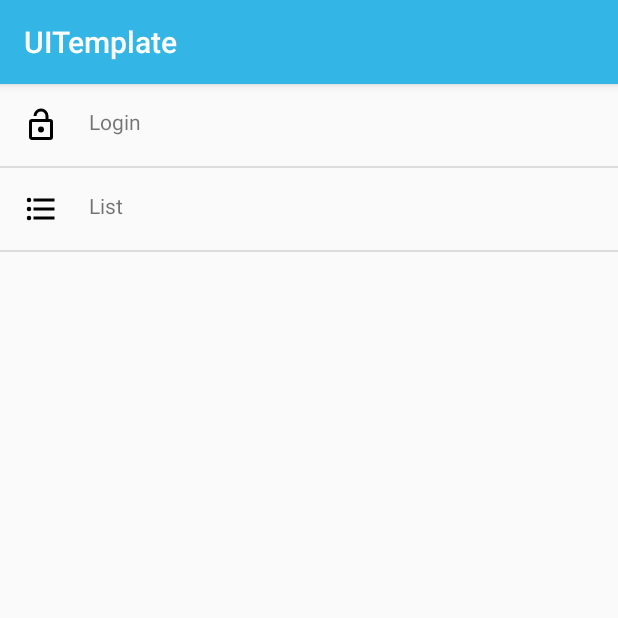
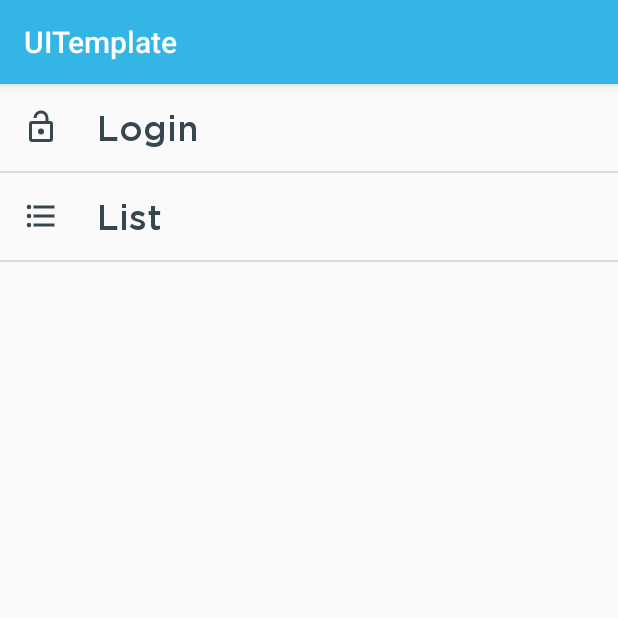
Before and after one commit to gameraroma/ui-template-android, an Android app: the screen it shows after launch (HomeActivity), on a phone screen of 412 x 824 dp, the top half of it. Run offline under Robolectric (Android 15) with nearby library versions, the light colour scheme and no system bars.

Commit message:
add font and edit style on list item

```diff
--- a/app/src/main/java/gameraromic/uitemplate/adapters/MenuListAdapter.kt
+++ b/app/src/main/java/gameraromic/uitemplate/adapters/MenuListAdapter.kt
@@ -2,6 +2,7 @@ package gameraromic.uitemplate.adapters
 
 import android.annotation.SuppressLint
 import android.content.Context
+import android.support.v4.content.ContextCompat
 import android.view.View
 import android.view.ViewGroup
 import android.widget.BaseAdapter
@@ -19,7 +20,7 @@ class MenuListAdapter(private val context: Context, private val itemViewResource
 
     override fun getCount(): Int = menuItemArray.count()
 
-    @SuppressLint("ViewHolder")
+    @SuppressLint("ViewHolder", "PrivateResource")
     override fun getView(position: Int, convertView: View?, parent: ViewGroup?): View {
         val inflater = context.getSystemService(Context.LAYOUT_INFLATER_SERVICE) as LayoutInflater
         val row: View = inflater.inflate(itemViewResource, parent, false)
@@ -30,7 +31,9 @@ class MenuListAdapter(private val context: Context, private val itemViewResource
         val icon = row.findViewById(R.id.example_type_icon) as ImageView
 
         title.text = menuItem.name
+        title.setTextColor(ContextCompat.getColor(context, R.color.material_blue_grey_800))
         icon.setImageResource(menuItem.iconResourceId)
+        icon.setColorFilter(ContextCompat.getColor(context, R.color.material_blue_grey_800), android.graphics.PorterDuff.Mode.SRC_IN)
 
         return row
     }
--- a/app/src/main/res/layout/listitem_home.xml
+++ b/app/src/main/res/layout/listitem_home.xml
@@ -1,22 +1,27 @@
 <?xml version="1.0" encoding="utf-8"?>
-<LinearLayout
-    xmlns:android="http://schemas.android.com/apk/res/android"
+<LinearLayout xmlns:android="http://schemas.android.com/apk/res/android"
     android:layout_width="match_parent"
     android:layout_height="wrap_content"
-    android:padding="5dp">
+    android:layout_margin="2dp"
+    android:gravity="center_vertical"
+    android:paddingEnd="5dp"
+    android:paddingStart="5dp">
 
     <ImageView
         android:id="@+id/example_type_icon"
         android:layout_width="wrap_content"
         android:layout_height="wrap_content"
-        android:layout_margin="10dp"
-        android:text="Icon"/>
+        android:layout_marginLeft="10dp"
+        android:layout_marginRight="10dp"
+        android:src="@drawable/ic_lock_open_outline" />
 
     <TextView
         android:id="@+id/example_type_name"
         android:layout_width="wrap_content"
         android:layout_height="wrap_content"
-        android:layout_margin="10dp"
-        android:text="Name"/>
+        android:layout_margin="15dp"
+        android:fontFamily="@font/gothammedium"
+        android:textSize="24sp"
+        android:text="Name" />
 
 </LinearLayout>
--- a/app/src/main/res/values/colors.xml
+++ b/app/src/main/res/values/colors.xml
@@ -2,5 +2,5 @@
 <resources>
     <color name="colorPrimary">#3F51B5</color>
     <color name="colorPrimaryDark">#303F9F</color>
-    <color name="colorAccent">#FF4081</color>
+    <color name="colorAccent">#ff4081</color>
 </resources>
```
Also changed, not shown: app/src/main/res/font/gotham_light.otf (added), app/src/main/res/font/gothamlight.ttf (added), app/src/main/res/font/gothammedium.ttf (added), app/src/main/res/font/gothammedium_1.ttf (added).
